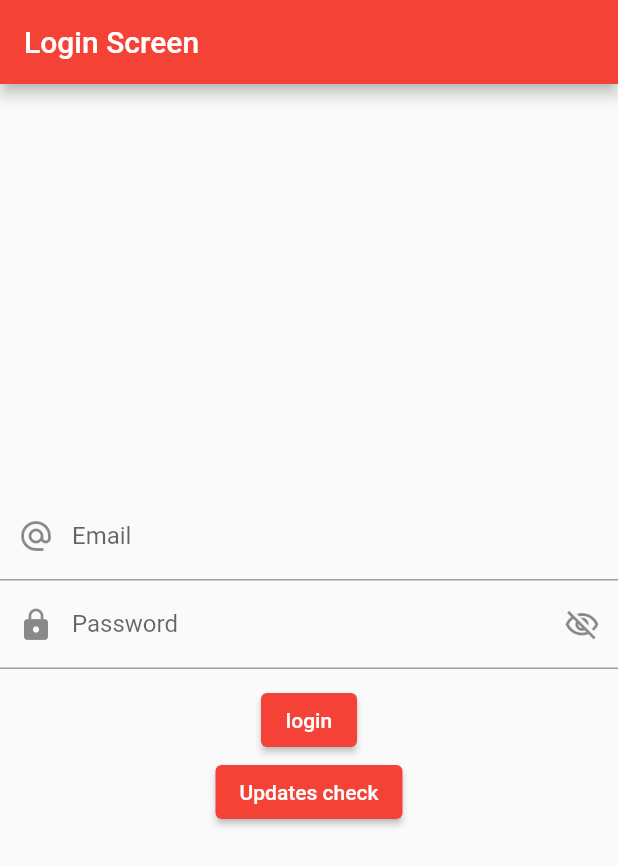
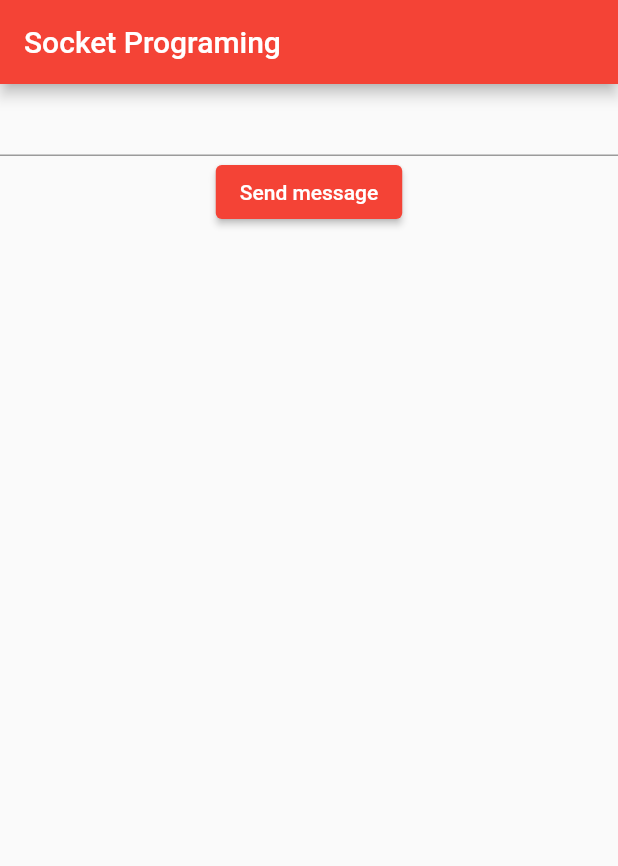
Before and after one commit to aqsakhan22/allprojectflutter, a Flutter app: the screen it shows after launch, on a phone screen of 412 x 824 dp. Shown: the top 866 px of the screen. Run offline on Flutter 3.47's test engine with Material 2 defaults, Android fonts, the light colour scheme and no system bars; our stand-ins replace another_flushbar, avatar_glow, firebase_core, firebase_messaging, fl_chart, flutter_local_notifications and 11 more; missing offline and left inert: cast, clipboard, flutter_speech, flutter_vlc_player, highlight_text, in_app_update and 2 more; accounts and stored records are empty; network calls fail.

Commit message:
15 nov socket programing

```diff
--- a/lib/main.dart
+++ b/lib/main.dart
@@ -10,6 +10,7 @@ import 'package:firebaseflutterproject/animations/animationsEx.dart';
 import 'package:firebaseflutterproject/bflow/my_view_model.dart';
 import 'package:firebaseflutterproject/firebase_options.dart';
 import 'package:firebaseflutterproject/firebase_services/fcm_controller.dart';
+import 'package:firebaseflutterproject/socketIntegration/socketEx.dart';
 import 'package:firebaseflutterproject/stateManagement/provider/count_provider.dart';
 import 'package:firebaseflutterproject/stateManagement/provider/example_one.dart';
 import 'package:firebaseflutterproject/stateManagement/provider/favourite_provider.dart';
@@ -109,7 +110,7 @@ class MyApp extends StatelessWidget {
                       backgroundColor: themeChanger.themeMode == ThemeMode.light ?  Colors.blue : Colors.cyan
                   )),
               // home: LoginScreen(),
-              home: LoginScreen(),
+              home: SocketExample(),
               // initialRoute: RoutesName.login,
               // onGenerateRoute: Routes.generateRoute,
             );
--- /dev/null
+++ b/lib/socketIntegration/socketEx.dart
@@ -0,0 +1,83 @@
+import 'package:flutter/material.dart';
+import 'package:socket_io_client/socket_io_client.dart' as IO;
+class SocketExample extends StatefulWidget {
+  const SocketExample({Key? key}) : super(key: key);
+
+  @override
+  State<SocketExample> createState() => _SocketExampleState();
+}
+
+class _SocketExampleState extends State<SocketExample> {
+   late IO.Socket socket;
+   String SocketUrl="http://192.168.7.110:4000/";
+   // String SocketUrl="http://localhost:3000/";
+   // in mac book we use setting > wifi > ipa address
+   TextEditingController messagecontroller=new TextEditingController(text:'');
+   @override
+  void initState() {
+    // TODO: implement initState
+     initSocket();
+    super.initState();
+  }
+   initSocket() {
+     socket = IO.io(SocketUrl, <String, dynamic>{
+       'autoConnect': false,
+       'transports': ['websocket'],
+       'reconnection': true,
+     });
+
+     socket.connect();
+     socket.onConnect((_) {
+       print('Connection established');
+     });
+     socket.on('chat message', (newMessage) {
+       print("we receive message is ${newMessage}");
+     //  messageList.add(MessageModel.fromJson(data));
+     });
+     socket.onDisconnect((_) => print('Connection Disconnection'));
+     socket.onConnectError((err) => print(err));
+     socket.onError((err) => print(err));
+   }
+   sendMessage() {
+     String message = messagecontroller.text.trim();
+     if (message.isEmpty) return;
+     Map<String,dynamic> messageMap = {
+       'message': message,
+       'senderId': "senderId",
+       'receiverId': "receiverId",
+       'time': DateTime.now().millisecondsSinceEpoch,
+     };
+     print("Message is ${messageMap}");
+     socket.emit('chat message', messageMap);
+   }
+
+   @override
+  void dispose() {
+    // TODO: implement dispose
+    super.dispose();
+    socket.disconnect();
+    socket.dispose();
+    super.dispose();
+  }
+  @override
+  Widget build(BuildContext context) {
+    return Scaffold(
+      appBar: AppBar(
+        title: Text("Socket Programing"),
+      ),
+      body: Column(
+        children: [
+          TextFormField(
+            controller: messagecontroller,
+          ),
+        ElevatedButton(
+            onPressed: (){
+              sendMessage();
+            }
+            ,
+            child: Text("Send message"))
+        ],
+      ),
+    );
+  }
+}
--- a/pubspec.yaml
+++ b/pubspec.yaml
@@ -67,7 +67,8 @@ dev_dependencies:
   flutter_local_notifications: ^15.0.0
   provider: ^6.0.5
   pull_to_refresh: ^2.0.0
-  socket_io_client: ^1.0.2  # For Socket v2.0
+#  socket_io_client: ^1.0.2  # For Socket v2.0
+  socket_io_client: ^2.0.3+1
   audioplayers: ^0.19.0
   http: ^0.13.6
   another_flushbar: ^1.12.30
@@ -98,6 +99,7 @@ dev_dependencies:
   firebase_crashlytics: ^3.3.2
   in_app_update: ^4.2.2
   flutter_vlc_player: ^7.2.0
+
 
 #  app_settings: ^4.2.0
 
```
Also changed, not shown: pubspec.lock.
